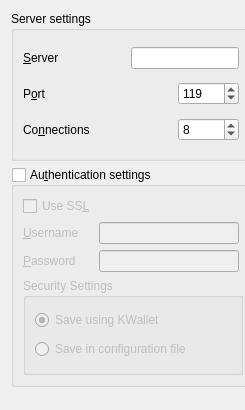
First picture: the form in src/serverwidget.ui, repository ChaosWars/knewz, before the edit.
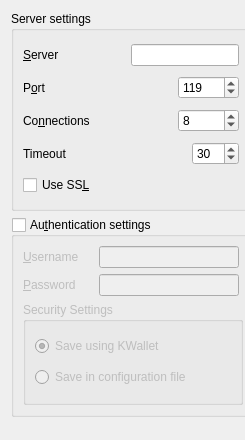
Second picture: the form after the edit. Custom widgets are drawn as their Qt base class.

Diff of the .ui file:
```diff
--- a/src/serverwidget.ui
+++ b/src/serverwidget.ui
@@ -9,13 +9,13 @@
     <x>0</x>
     <y>0</y>
     <width>245</width>
-    <height>410</height>
+    <height>440</height>
    </rect>
   </property>
   <property name="minimumSize" >
    <size>
     <width>245</width>
-    <height>410</height>
+    <height>440</height>
    </size>
   </property>
   <property name="windowTitle" >
@@ -27,7 +27,7 @@
      <property name="minimumSize" >
       <size>
        <width>240</width>
-       <height>150</height>
+       <height>200</height>
       </size>
      </property>
      <property name="title" >
@@ -38,6 +38,12 @@
        <layout class="QHBoxLayout" name="horizontalLayout_3" >
         <item>
          <widget class="QLabel" name="label" >
+          <property name="sizePolicy" >
+           <sizepolicy vsizetype="Minimum" hsizetype="Minimum" >
+            <horstretch>0</horstretch>
+            <verstretch>0</verstretch>
+           </sizepolicy>
+          </property>
           <property name="minimumSize" >
            <size>
             <width>40</width>
@@ -78,6 +84,12 @@
        <layout class="QHBoxLayout" name="horizontalLayout_4" >
         <item>
          <widget class="QLabel" name="label_2" >
+          <property name="sizePolicy" >
+           <sizepolicy vsizetype="Minimum" hsizetype="Minimum" >
+            <horstretch>0</horstretch>
+            <verstretch>0</verstretch>
+           </sizepolicy>
+          </property>
           <property name="minimumSize" >
            <size>
             <width>40</width>
@@ -121,6 +133,12 @@
        <layout class="QHBoxLayout" name="horizontalLayout_5" >
         <item>
          <widget class="QLabel" name="label_5" >
+          <property name="minimumSize" >
+           <size>
+            <width>80</width>
+            <height>20</height>
+           </size>
+          </property>
           <property name="text" >
            <string>Co&amp;nnections</string>
           </property>
@@ -154,6 +172,65 @@
         </item>
        </layout>
       </item>
+      <item>
+       <layout class="QHBoxLayout" name="horizontalLayout_6" >
+        <item>
+         <widget class="QLabel" name="label_6" >
+          <property name="sizePolicy" >
+           <sizepolicy vsizetype="Minimum" hsizetype="Minimum" >
+            <horstretch>0</horstretch>
+            <verstretch>0</verstretch>
+           </sizepolicy>
+          </property>
+          <property name="minimumSize" >
+           <size>
+            <width>50</width>
+            <height>20</height>
+           </size>
+          </property>
+          <property name="text" >
+           <string>Timeout</string>
+          </property>
+         </widget>
+        </item>
+        <item>
+         <spacer name="horizontalSpacer_4" >
+          <property name="orientation" >
+           <enum>Qt::Horizontal</enum>
+          </property>
+          <property name="sizeHint" stdset="0" >
+           <size>
+            <width>40</width>
+            <height>20</height>
+           </size>
+          </property>
+         </spacer>
+        </item>
+        <item>
+         <widget class="KIntSpinBox" name="kcfg_timeout" >
+          <property name="maximum" >
+           <number>180</number>
+          </property>
+          <property name="value" >
+           <number>30</number>
+          </property>
+         </widget>
+        </item>
+       </layout>
+      </item>
+      <item>
+       <widget class="QCheckBox" name="kcfg_ssl" >
+        <property name="toolTip" >
+         <string>Use Secure Socket Layer for connection.</string>
+        </property>
+        <property name="whatsThis" >
+         <string>Use SSL encryption to connect to the server.</string>
+        </property>
+        <property name="text" >
+         <string>Use SS&amp;L</string>
+        </property>
+       </widget>
+      </item>
      </layout>
     </widget>
    </item>
@@ -168,7 +245,7 @@
      <property name="minimumSize" >
       <size>
        <width>240</width>
-       <height>220</height>
+       <height>200</height>
       </size>
      </property>
      <property name="toolTip" >
@@ -187,19 +264,6 @@
       <bool>false</bool>
      </property>
      <layout class="QVBoxLayout" name="verticalLayout" >
-      <item>
-       <widget class="QCheckBox" name="kcfg_ssl" >
-        <property name="toolTip" >
-         <string>Use Secure Socket Layer for connection.</string>
-        </property>
-        <property name="whatsThis" >
-         <string>Use SSL encryption to connect to the server.</string>
-        </property>
-        <property name="text" >
-         <string>Use SS&amp;L</string>
-        </property>
-       </widget>
-      </item>
       <item>
        <layout class="QHBoxLayout" name="horizontalLayout" >
         <item>
@@ -262,7 +326,7 @@
         <property name="minimumSize" >
          <size>
           <width>220</width>
-          <height>90</height>
+          <height>80</height>
          </size>
         </property>
         <property name="title" >
```
Left out of the diff: 1 changed line with no effect on the pictures.
